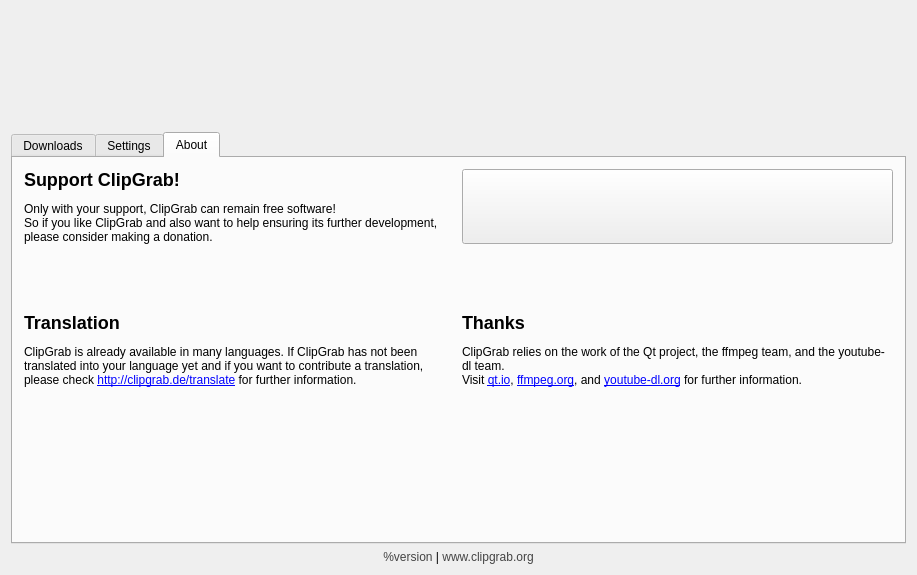
This is src/ui/mainwindow.ui in hayguen/clipgrab as Qt 5 draws it before an edit. The edited form follows.
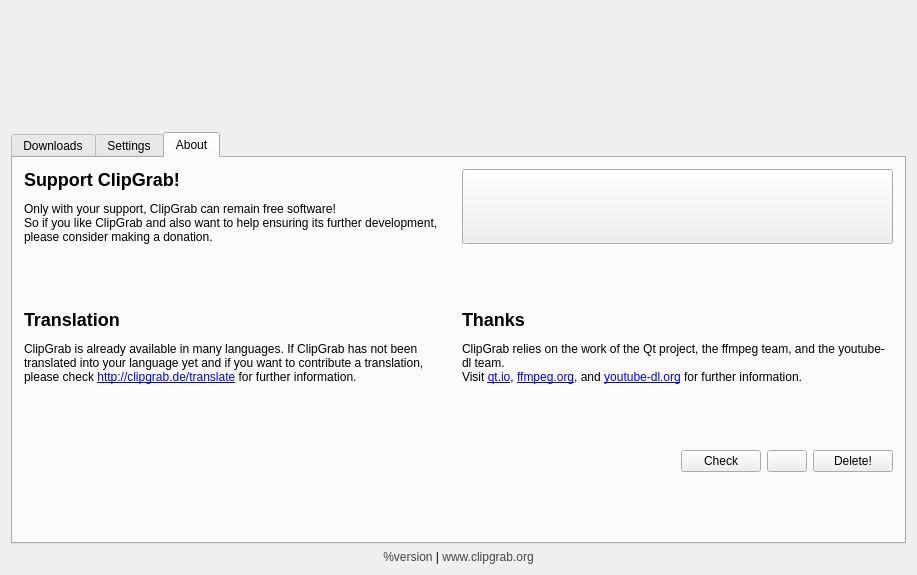
This is the edited form. The open tabs and pages were chosen to show the change. Icons and pictures are not drawn.

Commit message: explicit check/update and delete buttons for yt-dlp in About Tab

What changed in the file:
```diff
--- a/src/ui/mainwindow.ui
+++ b/src/ui/mainwindow.ui
@@ -1183,7 +1183,15 @@
          </widget>
         </item>
         <item row="5" column="0" colspan="2">
+         <layout class="QGridLayout" name="gridLayout_versionInfo">
+          <item row="0" column="0">
          <widget class="QLabel" name="labelYoutubeDlVersionInfo">
+            <property name="sizePolicy">
+             <sizepolicy hsizetype="Expanding" vsizetype="Preferred">
+              <horstretch>0</horstretch>
+              <verstretch>0</verstretch>
+             </sizepolicy>
+            </property>
           <property name="text">
            <string/>
           </property>
@@ -1194,6 +1202,29 @@
            <bool>true</bool>
           </property>
          </widget>
+          </item>
+          <item row="0" column="1">
+           <widget class="QPushButton" name="yt_version_check">
+            <property name="text">
+             <string>Check</string>
+            </property>
+           </widget>
+          </item>
+          <item row="0" column="2">
+           <widget class="QPushButton" name="yt_update">
+            <property name="text">
+             <string/>
+            </property>
+           </widget>
+          </item>
+          <item row="0" column="3">
+           <widget class="QPushButton" name="yt_delete">
+            <property name="text">
+             <string>Delete!</string>
+            </property>
+           </widget>
+          </item>
+         </layout>
         </item>
         <item row="0" column="0">
          <widget class="QLabel" name="labelSupport">
```
Lines whose indentation alone changed are shown as unchanged. The commit also changes 6 other files.
